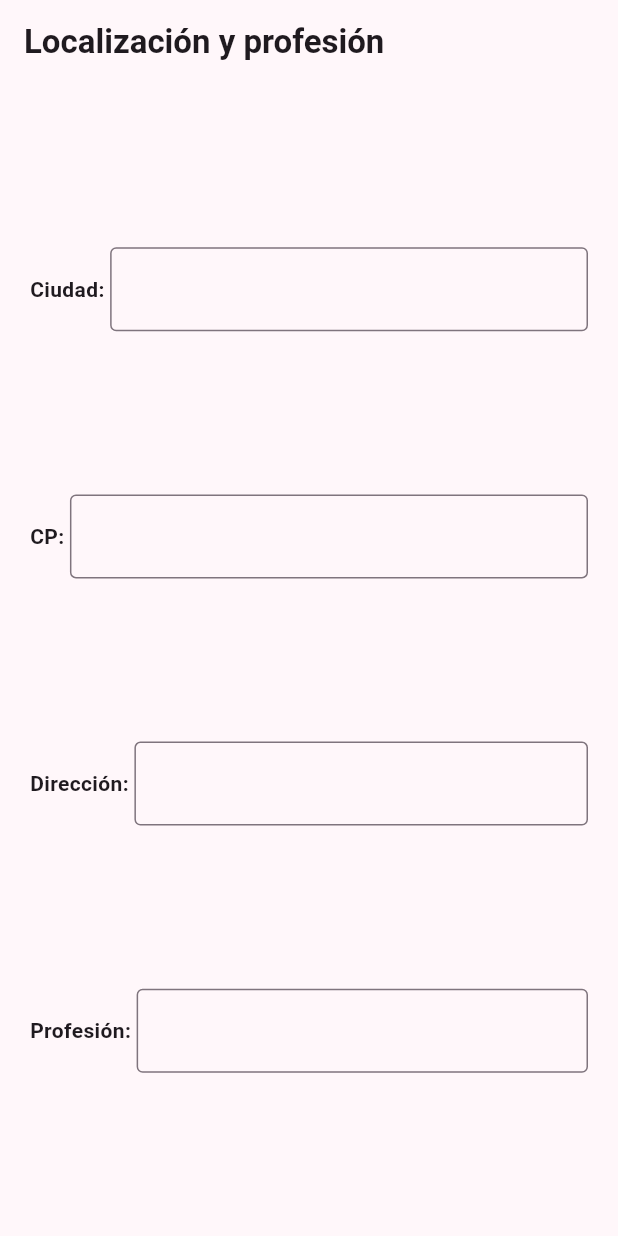
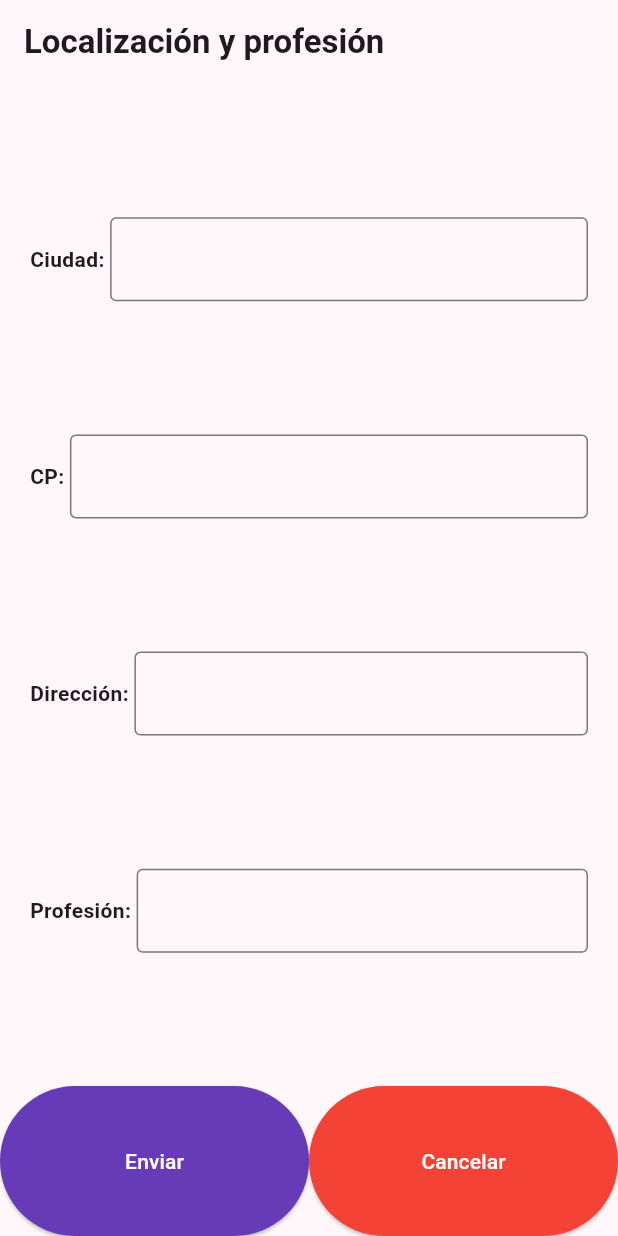
Before and after one commit to TsolidarioFG/2024-AGAELA-plataforma, a Flutter app: the LocalizationAndProfession screen opened by its route, on a phone screen of 412 x 824 dp. Run offline on Flutter 3.47's test engine with Material 3 defaults, Android fonts, the phone set to English and light mode, and no system bars; our stand-ins replace get_it, go_router; accounts and stored records are empty; generated files the repository leaves out were written again.

Commit message:
Added default send cancel buttons widget to localization and profession screen

```diff
--- a/agaela_app/lib/features/edit_profile/screens/localization_and_profession.dart
+++ b/agaela_app/lib/features/edit_profile/screens/localization_and_profession.dart
@@ -1,9 +1,11 @@
 import 'package:agaela_app/common_widgets/default_named_form_field.dart';
+import 'package:agaela_app/common_widgets/default_send_cancel_buttons.dart';
 import 'package:agaela_app/common_widgets/text_appbar.dart';
 import 'package:agaela_app/features/edit_profile/models/user_profile_information.dart';
 import 'package:agaela_app/features/edit_profile/models/user_profile_information_provider.dart';
 import 'package:flutter/material.dart';
 import 'package:flutter_gen/gen_l10n/app_localizations.dart';
+import 'package:go_router/go_router.dart';
 import 'package:provider/provider.dart';
 
 class LocalizationAndProfession extends StatefulWidget {
@@ -69,6 +71,9 @@ class _LocalizationAndProfessionState extends State<LocalizationAndProfession> {
           ],
         ),
       ),
+      bottomNavigationBar: DefaultSendCancelButtons(
+          sendFunction: () => {},
+          cancelFunction: () => GoRouter.of(context).pop()),
     );
   }
 }
```
